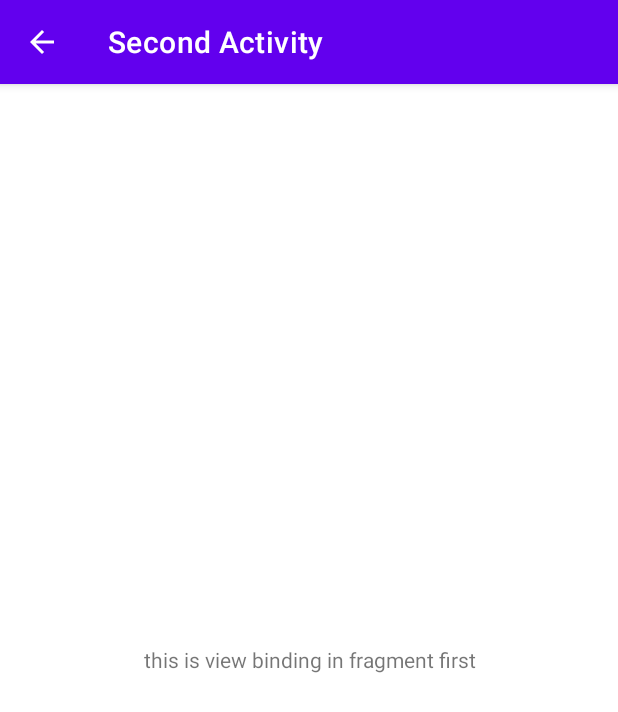
After one commit to wily13/main-ViewBinding, an Android app: the FirstFragment screen opened directly, with no data from a screen before it, on a phone screen of 412 x 824 dp. The commit adds this screen. Shown: the top 712 px of the screen. Run offline under Robolectric (Android 15) with nearby library versions, the phone set to English and light mode, and no system bars.

Commit message:
added second activity and first fragment

```diff
--- a/app/build.gradle
+++ b/app/build.gradle
@@ -42,6 +42,7 @@ dependencies {
     implementation 'androidx.appcompat:appcompat:1.2.0'
     implementation 'com.google.android.material:material:1.2.1'
     implementation 'androidx.constraintlayout:constraintlayout:2.0.4'
+    implementation 'androidx.legacy:legacy-support-v4:1.0.0'
     testImplementation 'junit:junit:4.+'
     androidTestImplementation 'androidx.test.ext:junit:1.1.2'
     androidTestImplementation 'androidx.test.espresso:espresso-core:3.3.0'
--- a/app/src/main/AndroidManifest.xml
+++ b/app/src/main/AndroidManifest.xml
@@ -9,6 +9,7 @@
         android:roundIcon="@mipmap/ic_launcher_round"
         android:supportsRtl="true"
         android:theme="@style/Theme.MainViewBinding">
+        <activity android:name=".SecondActivity"></activity>
         <activity android:name=".MainActivity">
             <intent-filter>
                 <action android:name="android.intent.action.MAIN" />
--- /dev/null
+++ b/app/src/main/java/com/example/mainviewbinding/FirstFragment.kt
@@ -0,0 +1,35 @@
+package com.example.mainviewbinding
+
+import android.os.Bundle
+import androidx.fragment.app.Fragment
+import android.view.LayoutInflater
+import android.view.View
+import android.view.ViewGroup
+import com.example.mainviewbinding.databinding.FragmentFirstBinding
+
+class FirstFragment : Fragment() {
+
+    private var _binding : FragmentFirstBinding? = null
+    // This property is only valid between onCreateView and
+    // onDestroyView.
+    private val binding get() = _binding!!
+
+    override fun onCreateView(
+        inflater: LayoutInflater, container: ViewGroup?,
+        savedInstanceState: Bundle?
+    ): View? {
+        // Inflate the layout for this fragment
+        _binding = FragmentFirstBinding.inflate(inflater, container, false)
+        val view = binding.root
+
+        binding.tvFirstFragment.text = "this is view binding in fragment first"
+
+        return view
+
+    }
+
+    override fun onDestroy() {
+        super.onDestroy()
+        _binding = null
+    }
+}
--- a/app/src/main/java/com/example/mainviewbinding/MainActivity.kt
+++ b/app/src/main/java/com/example/mainviewbinding/MainActivity.kt
@@ -1,5 +1,6 @@
 package com.example.mainviewbinding
 
+import android.content.Intent
 import androidx.appcompat.app.AppCompatActivity
 import android.os.Bundle
 import com.example.mainviewbinding.databinding.ActivityMainBinding
@@ -13,6 +14,9 @@ class MainActivity : AppCompatActivity() {
         binding = ActivityMainBinding.inflate(layoutInflater)
         setContentView(binding.root)
 
-        binding.textView.text = "This is view binding"
+        binding.textView.text = "This is main activity with view binding"
+        binding.button.setOnClickListener {
+            startActivity(Intent(this, SecondActivity::class.java))
+        }
     }
 }
--- /dev/null
+++ b/app/src/main/java/com/example/mainviewbinding/SecondActivity.kt
@@ -0,0 +1,36 @@
+package com.example.mainviewbinding
+
+import androidx.appcompat.app.AppCompatActivity
+import android.os.Bundle
+import com.example.mainviewbinding.databinding.ActivitySecondBinding
+
+class SecondActivity : AppCompatActivity() {
+    lateinit var binding: ActivitySecondBinding
+
+    override fun onCreate(savedInstanceState: Bundle?) {
+        super.onCreate(savedInstanceState)
+
+        supportActionBar?.apply {
+            title = "Second Activity"
+            setDisplayHomeAsUpEnabled(true)
+        }
+
+        binding = ActivitySecondBinding.inflate(layoutInflater)
+        setContentView(binding.root)
+
+        val mFirstFragment = FirstFragment()
+        val fragment = supportFragmentManager.findFragmentByTag(FirstFragment::class.java.simpleName)
+
+        if (fragment !is FirstFragment) {
+            supportFragmentManager.beginTransaction()
+                .add(binding.frameContainer.id, mFirstFragment, FirstFragment::class.java.simpleName)
+                .addToBackStack(null)
+                .commit()
+        }
+    }
+
+    override fun onSupportNavigateUp(): Boolean {
+        finish()
+        return true
+    }
+}
--- /dev/null
+++ b/app/src/main/res/layout/activity_second.xml
@@ -0,0 +1,8 @@
+<?xml version="1.0" encoding="utf-8"?>
+<FrameLayout xmlns:android="http://schemas.android.com/apk/res/android"
+    xmlns:app="http://schemas.android.com/apk/res-auto"
+    xmlns:tools="http://schemas.android.com/tools"
+    android:id="@+id/frame_container"
+    android:layout_width="match_parent"
+    android:layout_height="match_parent"
+    tools:context=".SecondActivity"/>
--- /dev/null
+++ b/app/src/main/res/layout/fragment_first.xml
@@ -0,0 +1,16 @@
+<?xml version="1.0" encoding="utf-8"?>
+<FrameLayout xmlns:android="http://schemas.android.com/apk/res/android"
+    xmlns:tools="http://schemas.android.com/tools"
+    android:layout_width="match_parent"
+    android:layout_height="match_parent"
+    tools:context=".FirstFragment">
+
+    <!-- TODO: Update blank fragment layout -->
+    <TextView
+        android:id="@+id/tv_first_fragment"
+        android:gravity="center"
+        android:layout_width="match_parent"
+        android:layout_height="match_parent"
+        android:text="@string/hello_blank_fragment" />
+
+</FrameLayout>
--- a/app/src/main/res/values/strings.xml
+++ b/app/src/main/res/values/strings.xml
@@ -1,3 +1,5 @@
 <resources>
     <string name="app_name">MainViewBinding</string>
+    <!-- TODO: Remove or change this placeholder text -->
+    <string name="hello_blank_fragment">Hello blank fragment</string>
 </resources>
```
